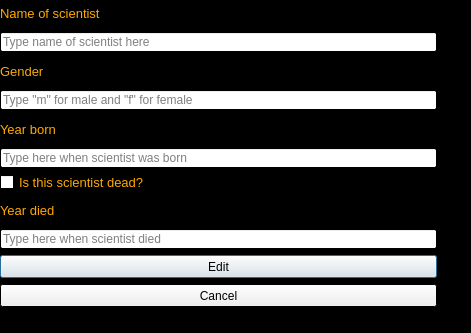
First picture: the form in editscientist.ui, repository stefanv15/verklegtNamskeid_skil3, before the edit.
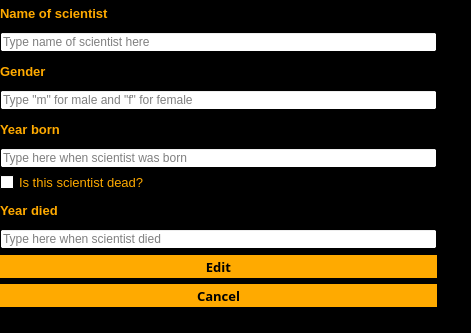
Second picture: the form after the edit.

The edit to the form file:
```diff
--- a/editscientist.ui
+++ b/editscientist.ui
@@ -153,6 +153,21 @@
      <height>23</height>
     </rect>
    </property>
+   <property name="font">
+    <font>
+     <family>Rockwell</family>
+     <pointsize>10</pointsize>
+     <weight>75</weight>
+     <bold>true</bold>
+    </font>
+   </property>
+   <property name="styleSheet">
+    <string notr="true">QPushButton
+{
+	color: black;
+	background-color: rgba(255, 170, 0); border: none;
+}</string>
+   </property>
    <property name="text">
     <string>Edit</string>
    </property>
@@ -169,6 +184,8 @@
    <property name="font">
     <font>
      <pointsize>10</pointsize>
+     <weight>75</weight>
+     <bold>true</bold>
     </font>
    </property>
    <property name="text">
@@ -187,6 +204,8 @@
    <property name="font">
     <font>
      <pointsize>10</pointsize>
+     <weight>75</weight>
+     <bold>true</bold>
     </font>
    </property>
    <property name="text">
@@ -202,6 +221,21 @@
      <height>23</height>
     </rect>
    </property>
+   <property name="font">
+    <font>
+     <family>Rockwell</family>
+     <pointsize>10</pointsize>
+     <weight>75</weight>
+     <bold>true</bold>
+    </font>
+   </property>
+   <property name="styleSheet">
+    <string notr="true">QPushButton
+{
+	color: black;
+	background-color: rgba(255, 170, 0); border: none;
+}</string>
+   </property>
    <property name="text">
     <string>Cancel</string>
    </property>
@@ -218,6 +252,8 @@
    <property name="font">
     <font>
      <pointsize>10</pointsize>
+     <weight>75</weight>
+     <bold>true</bold>
     </font>
    </property>
    <property name="text">
@@ -236,6 +272,8 @@
    <property name="font">
     <font>
      <pointsize>10</pointsize>
+     <weight>75</weight>
+     <bold>true</bold>
     </font>
    </property>
    <property name="text">
```
